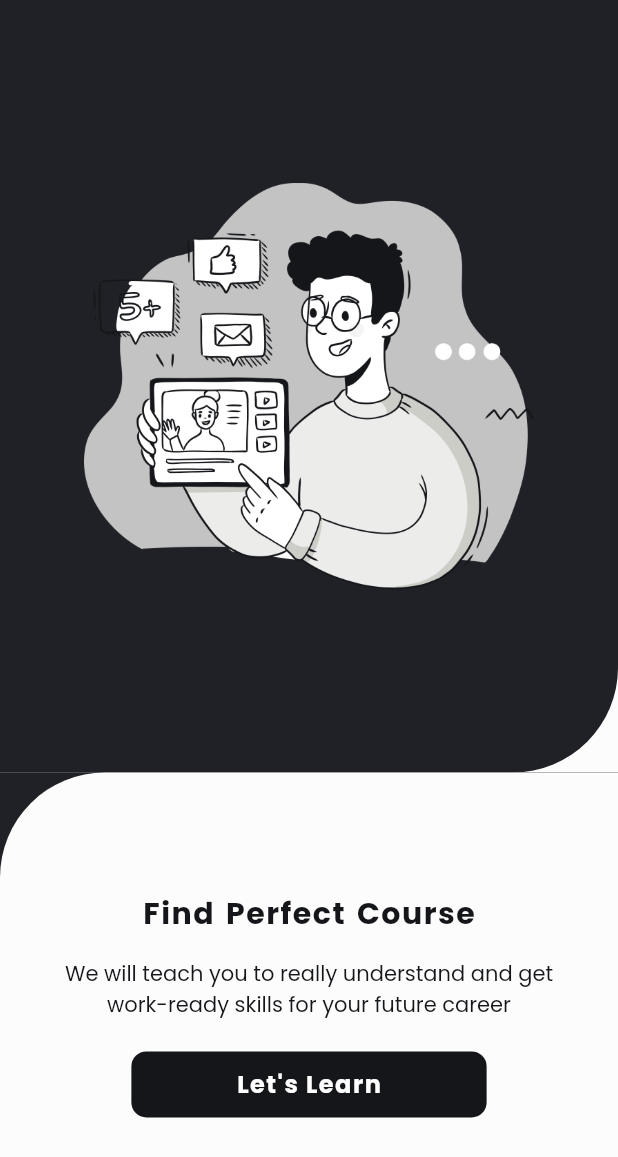
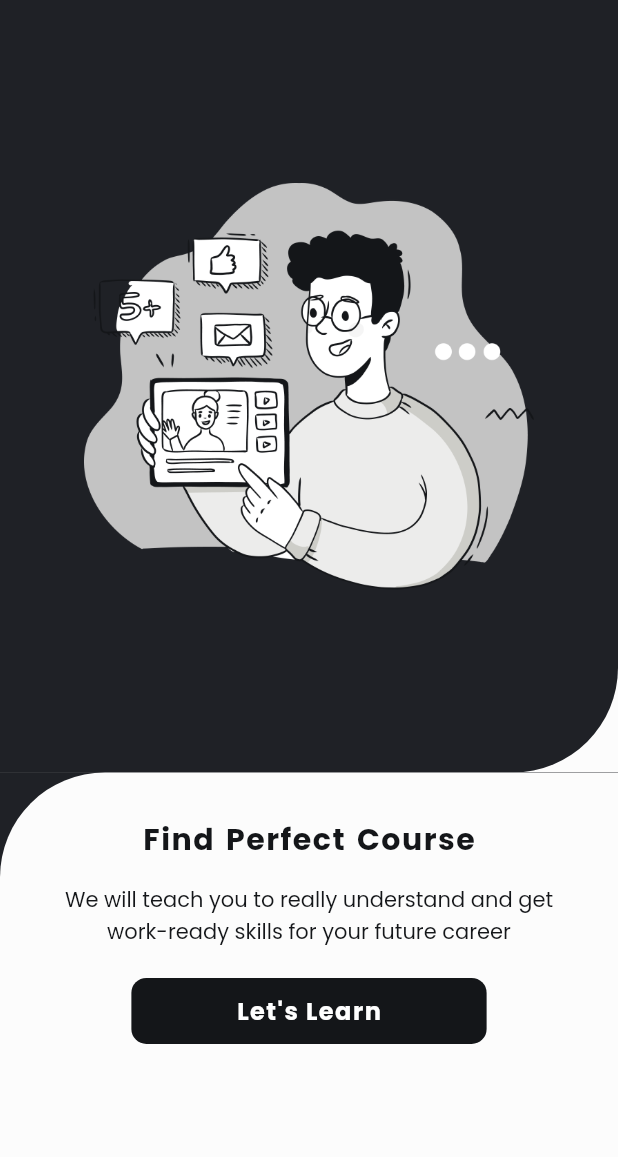
Before and after one commit to raflisalam/course-app, a Flutter app: the screen it shows after launch, on a phone screen of 412 x 824 dp. Shown: the top 1157 px of the screen. Run offline on Flutter 3.47's test engine with Material 2 defaults, Android fonts, the light colour scheme and no system bars; missing offline and left inert: read_more_text.

Commit message:
Fix:(WelcomeScreen) from overflow

```diff
--- a/lib/screens/welcome_screen.dart
+++ b/lib/screens/welcome_screen.dart
@@ -51,18 +51,26 @@ class WelcomeScreen extends StatelessWidget {
               child: Container(
                 width: MediaQuery.of(context).size.width,
                 height: MediaQuery.of(context).size.height / 2.666,
-                padding: EdgeInsets.only(top: 30, bottom: 30),
+                decoration: BoxDecoration(
+                  color: primaryColor,
+                ),
+              ),
+            ),
+            Align(
+              alignment: Alignment.bottomCenter,
+              child: Container(
+                height: MediaQuery.of(context).size.height / 2.666,
                 decoration: BoxDecoration(
                   color: backgroundColor,
                   borderRadius: BorderRadius.only(
                     topLeft: Radius.circular(70),
                   ),
                 ),
-                child: Column(
-                  mainAxisAlignment: MainAxisAlignment.center,
-                  crossAxisAlignment: CrossAxisAlignment.center,
+                child: ListView(
+                  padding: EdgeInsets.symmetric(vertical: 30),
                   children: [
-                    Text(
+                    Center(
+                      child: Text(
                         "Find Perfect Course",
                         style: TextStyle(
                           fontSize: 20,
@@ -73,9 +81,11 @@ class WelcomeScreen extends StatelessWidget {
                           wordSpacing: 2,
                         ),
                       ),
+                    ),
                     SizedBox(height: 15),
                     Padding(
                       padding: EdgeInsets.symmetric(horizontal: 40),
+                      child: Center(
                         child: Text(
                           "We will teach you to really understand and get work-ready skills for your future career",
                           textAlign: TextAlign.center,
@@ -87,8 +97,10 @@ class WelcomeScreen extends StatelessWidget {
                           ),
                         ),
                       ),
+                    ),
                     SizedBox(height: 20),
-                    Material(
+                    Center(
+                      child: Material(
                         color: primaryVariantColor,
                         borderRadius: BorderRadius.circular(10),
                         child: InkWell(
@@ -116,6 +128,7 @@ class WelcomeScreen extends StatelessWidget {
                           ),
                         ),
                       ),
+                    ),
                   ],
                 ),
               ),
```
Lines whose indentation alone changed are shown as unchanged.
